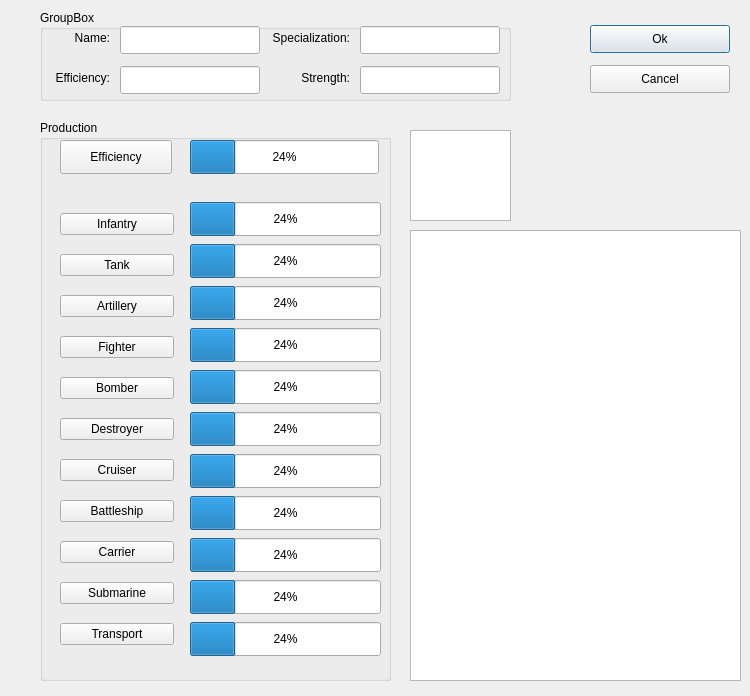
Above: GameDemonstrator/dialogs/MapCitySettingsDialog.ui from raubwuerger/StrategicGameProject before the change. Below: the same form after it.
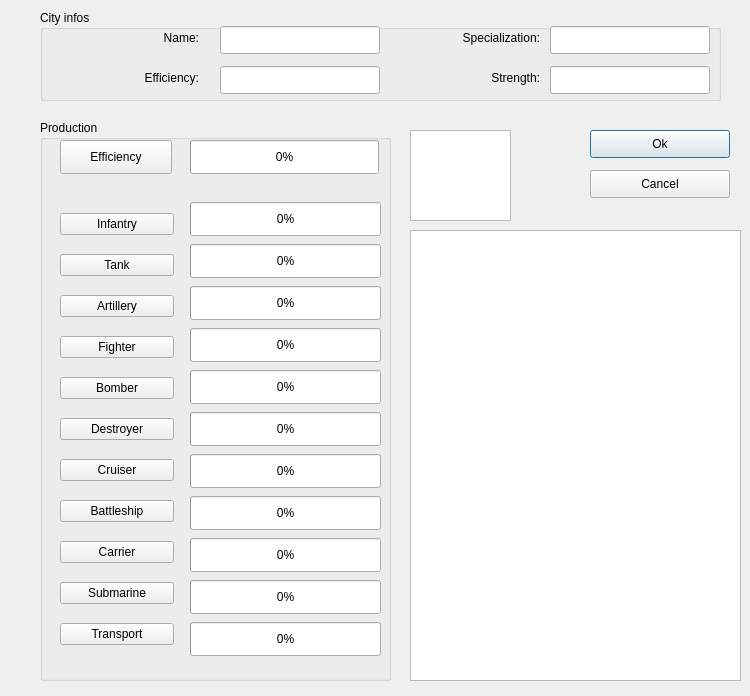
That is the form after the change.

What changed in the file:
```diff
--- a/GameDemonstrator/dialogs/MapCitySettingsDialog.ui
+++ b/GameDemonstrator/dialogs/MapCitySettingsDialog.ui
@@ -60,7 +60,7 @@
      </size>
     </property>
     <property name="value">
-     <number>24</number>
+     <number>0</number>
     </property>
    </widget>
    <widget class="QWidget" name="layoutWidget">
@@ -177,7 +177,7 @@
         </size>
        </property>
        <property name="value">
-        <number>24</number>
+        <number>0</number>
        </property>
       </widget>
      </item>
@@ -196,7 +196,7 @@
         </size>
        </property>
        <property name="value">
-        <number>24</number>
+        <number>0</number>
        </property>
       </widget>
      </item>
@@ -215,7 +215,7 @@
         </size>
        </property>
        <property name="value">
-        <number>24</number>
+        <number>0</number>
        </property>
       </widget>
      </item>
@@ -234,7 +234,7 @@
         </size>
        </property>
        <property name="value">
-        <number>24</number>
+        <number>0</number>
        </property>
       </widget>
      </item>
@@ -253,7 +253,7 @@
         </size>
        </property>
        <property name="value">
-        <number>24</number>
+        <number>0</number>
        </property>
       </widget>
      </item>
@@ -272,7 +272,7 @@
         </size>
        </property>
        <property name="value">
-        <number>24</number>
+        <number>0</number>
        </property>
       </widget>
      </item>
@@ -291,7 +291,7 @@
         </size>
        </property>
        <property name="value">
-        <number>24</number>
+        <number>0</number>
        </property>
       </widget>
      </item>
@@ -310,7 +310,7 @@
         </size>
        </property>
        <property name="value">
-        <number>24</number>
+        <number>0</number>
        </property>
       </widget>
      </item>
@@ -329,7 +329,7 @@
         </size>
        </property>
        <property name="value">
-        <number>24</number>
+        <number>0</number>
        </property>
       </widget>
      </item>
@@ -348,7 +348,7 @@
         </size>
        </property>
        <property name="value">
-        <number>24</number>
+        <number>0</number>
        </property>
       </widget>
      </item>
@@ -367,7 +367,7 @@
         </size>
        </property>
        <property name="value">
-        <number>24</number>
+        <number>0</number>
        </property>
       </widget>
      </item>
@@ -398,7 +398,7 @@
    <property name="geometry">
     <rect>
      <x>590</x>
-     <y>25</y>
+     <y>130</y>
      <width>140</width>
      <height>28</height>
     </rect>
@@ -414,7 +414,7 @@
    <property name="geometry">
     <rect>
      <x>590</x>
-     <y>65</y>
+     <y>170</y>
      <width>140</width>
      <height>28</height>
     </rect>
@@ -428,19 +428,19 @@
     <rect>
      <x>40</x>
      <y>10</y>
-     <width>471</width>
+     <width>681</width>
      <height>91</height>
     </rect>
    </property>
    <property name="title">
-    <string>GroupBox</string>
+    <string>City infos</string>
    </property>
    <widget class="QLineEdit" name="lineEditName">
     <property name="geometry">
      <rect>
-      <x>80</x>
+      <x>180</x>
       <y>16</y>
-      <width>140</width>
+      <width>160</width>
       <height>28</height>
      </rect>
     </property>
@@ -448,9 +448,9 @@
    <widget class="QLineEdit" name="lineEditEfficiency">
     <property name="geometry">
      <rect>
-      <x>80</x>
+      <x>180</x>
       <y>56</y>
-      <width>140</width>
+      <width>160</width>
       <height>28</height>
      </rect>
     </property>
@@ -467,9 +467,9 @@
    <widget class="QLabel" name="labelName">
     <property name="geometry">
      <rect>
-      <x>9</x>
+      <x>39</x>
       <y>18</y>
-      <width>61</width>
+      <width>120</width>
       <height>20</height>
      </rect>
     </property>
@@ -483,9 +483,9 @@
    <widget class="QLabel" name="labelEfficiency">
     <property name="geometry">
      <rect>
-      <x>9</x>
+      <x>39</x>
       <y>58</y>
-      <width>61</width>
+      <width>120</width>
       <height>20</height>
      </rect>
     </property>
@@ -499,9 +499,9 @@
    <widget class="QLineEdit" name="lineEditSpecialization">
     <property name="geometry">
      <rect>
-      <x>320</x>
+      <x>510</x>
       <y>16</y>
-      <width>140</width>
+      <width>160</width>
       <height>28</height>
      </rect>
     </property>
@@ -512,9 +512,9 @@
    <widget class="QLabel" name="labelStrength">
     <property name="geometry">
      <rect>
-      <x>210</x>
+      <x>380</x>
       <y>58</y>
-      <width>100</width>
+      <width>120</width>
       <height>20</height>
      </rect>
     </property>
@@ -528,9 +528,9 @@
    <widget class="QLabel" name="labelSpecialization">
     <property name="geometry">
      <rect>
-      <x>210</x>
+      <x>380</x>
       <y>18</y>
-      <width>100</width>
+      <width>120</width>
       <height>20</height>
      </rect>
     </property>
@@ -544,9 +544,9 @@
    <widget class="QLineEdit" name="lineEditStrength">
     <property name="geometry">
      <rect>
-      <x>320</x>
+      <x>510</x>
       <y>56</y>
-      <width>140</width>
+      <width>160</width>
       <height>28</height>
      </rect>
     </property>
```
